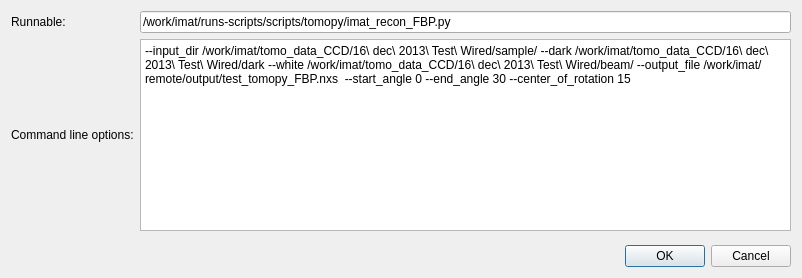
mantidproject/mantid, file MantidQt/CustomInterfaces/inc/MantidQtCustomInterfaces/Tomography/TomoToolConfigCustom.ui: the form before one commit.
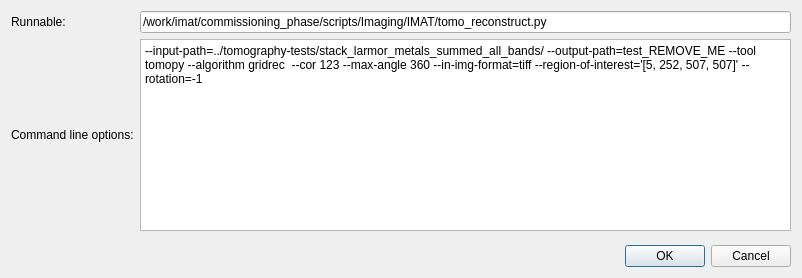
The form after the commit.

Commit message: add updated dialogs of tomo reconstruction tools, re #12900

The edit to the form file:
```diff
--- a/MantidQt/CustomInterfaces/inc/MantidQtCustomInterfaces/Tomography/TomoToolConfigCustom.ui
+++ b/MantidQt/CustomInterfaces/inc/MantidQtCustomInterfaces/Tomography/TomoToolConfigCustom.ui
@@ -26,7 +26,7 @@
      <item row="0" column="2">
       <widget class="QLineEdit" name="lineEdit_runnable">
        <property name="text">
-        <string>/work/imat/runs-scripts/scripts/tomopy/imat_recon_FBP.py</string>
+        <string>/work/imat/commissioning_phase/scripts/Imaging/IMAT/tomo_reconstruct.py</string>
        </property>
       </widget>
      </item>
@@ -56,7 +56,7 @@
 &lt;html&gt;&lt;head&gt;&lt;meta name=&quot;qrichtext&quot; content=&quot;1&quot; /&gt;&lt;style type=&quot;text/css&quot;&gt;
 p, li { white-space: pre-wrap; }
 &lt;/style&gt;&lt;/head&gt;&lt;body style=&quot; font-family:'Sans Serif'; font-size:9pt; font-weight:400; font-style:normal;&quot;&gt;
-&lt;p style=&quot; margin-top:0px; margin-bottom:0px; margin-left:0px; margin-right:0px; -qt-block-indent:0; text-indent:0px;&quot;&gt;--input_dir /work/imat/tomo_data_CCD/16\ dec\ 2013\ Test\ Wired/sample/ --dark /work/imat/tomo_data_CCD/16\ dec\ 2013\ Test\ Wired/dark --white /work/imat/tomo_data_CCD/16\ dec\ 2013\ Test\ Wired/beam/ --output_file /work/imat/remote/output/test_tomopy_FBP.nxs  --start_angle 0 --end_angle 30 --center_of_rotation 15&lt;/p&gt;&lt;/body&gt;&lt;/html&gt;</string>
+&lt;p style=&quot; margin-top:0px; margin-bottom:0px; margin-left:0px; margin-right:0px; -qt-block-indent:0; text-indent:0px;&quot;&gt;--input-path=../tomography-tests/stack_larmor_metals_summed_all_bands/ --output-path=test_REMOVE_ME --tool tomopy --algorithm gridrec  --cor 123 --max-angle 360 --in-img-format=tiff --region-of-interest='[5, 252, 507, 507]' --rotation=-1&lt;/p&gt;&lt;/body&gt;&lt;/html&gt;</string>
        </property>
       </widget>
      </item>
```
Left out of the diff: 6 changed lines with no effect on the pictures. The commit also changes 2 other files.
